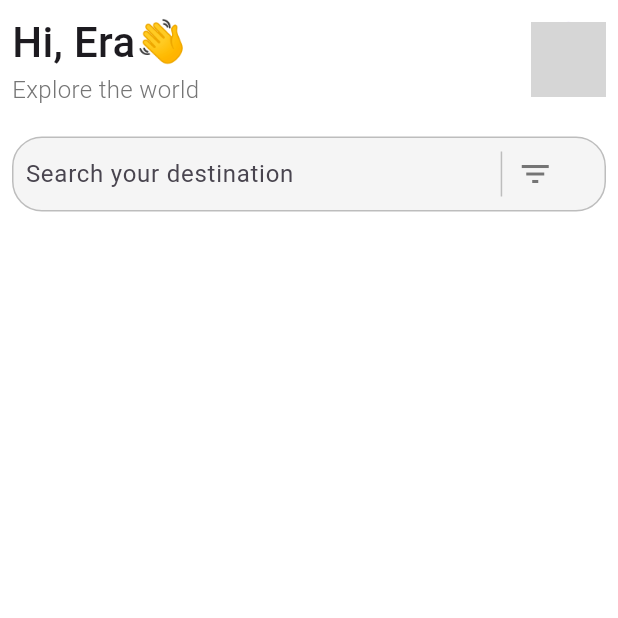
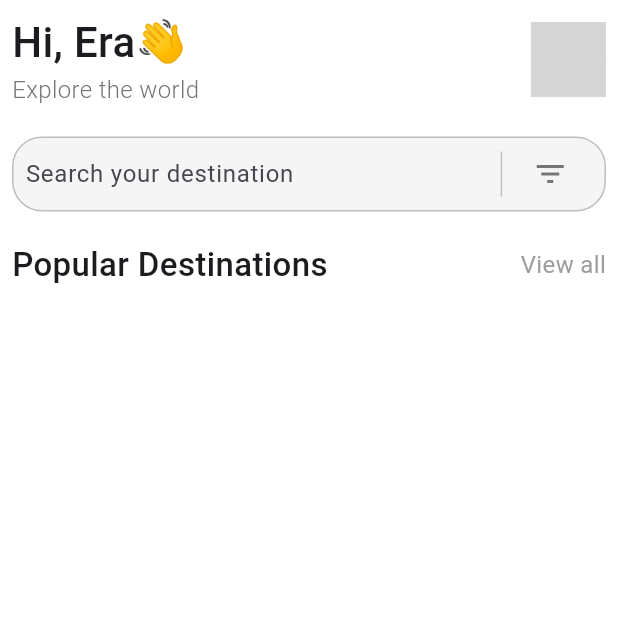
Before and after one commit to Eranga035225/app_for_travel_tales_flutter, a Flutter app: the screen it shows after launch, on a phone screen of 412 x 824 dp, the top half of it. Run offline on Flutter 3.47's test engine with Material 3 defaults, Android fonts, the phone set to English and light mode, and no system bars; our stand-ins replace font_awesome_flutter, google_fonts; network calls fail; grey boxes are pictures that could not be loaded.

Commit message:
start developing section 3

```diff
--- a/lib/screens/home_screen.dart
+++ b/lib/screens/home_screen.dart
@@ -84,12 +84,40 @@ class _HomeScreenState extends State<HomeScreen> {
                   width:1,
                   color:Colors.grey.shade400,
                 ),
-                SizedBox(width:10),
+                SizedBox(width:20),
 
                 Icon(Icons.filter_list, color:Colors.grey.shade600,),
 
               ],)
-            )
+            ),
+
+            SizedBox(height:20,),
+
+            Row(
+              mainAxisAlignment: MainAxisAlignment.spaceBetween,
+              crossAxisAlignment: CrossAxisAlignment.center,
+              children: [
+              Text('Popular Destinations', style:TextStyle(
+                fontSize:22,
+                fontWeight: FontWeight.w500
+              ),
+              ),
+              Text('View all', style:TextStyle(
+                fontSize:16,
+                color:Colors.grey.shade500,
+                fontWeight: FontWeight.w400
+              ),)
+
+
+            ],),
+            SizedBox(height:20,),
+
+            Row(children: [
+
+
+            ],)
+
+
 
 
 
```
